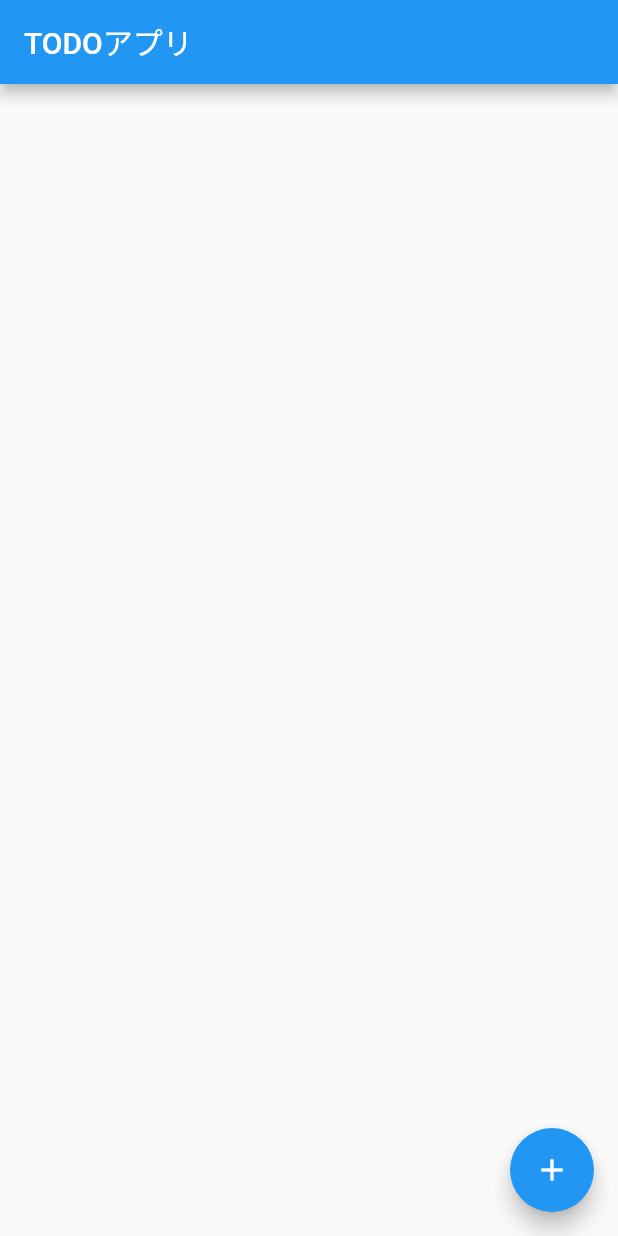
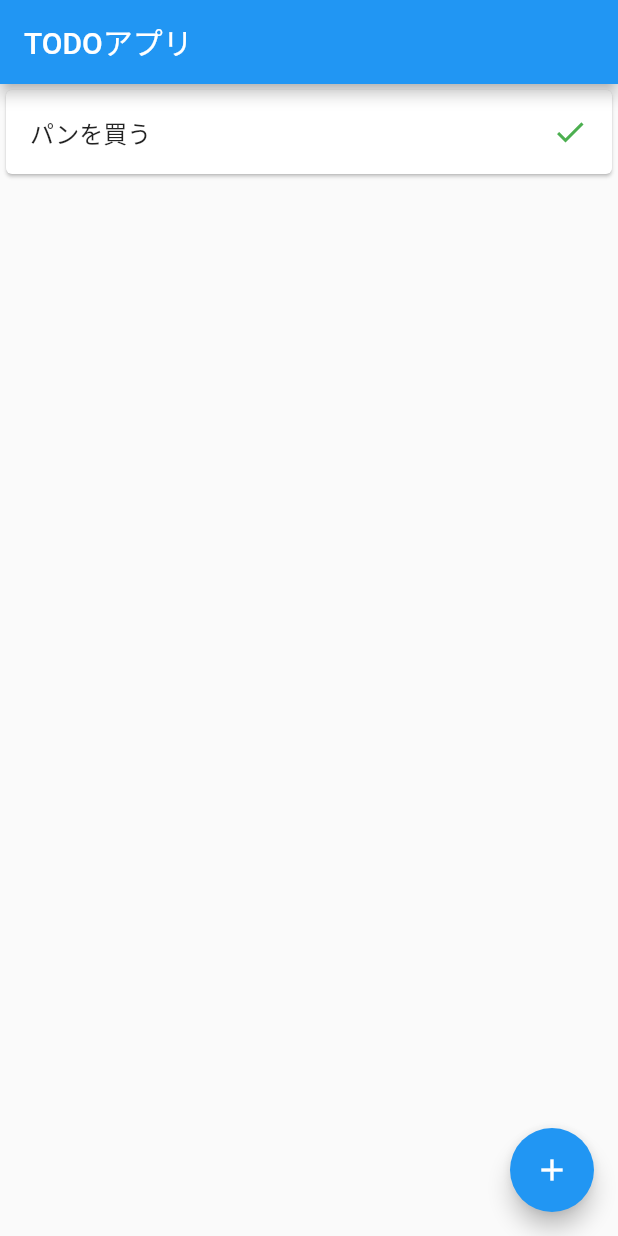
Before and after one commit to sa8a/book_flutter_introduction_development, a Flutter app: the screen it shows after launch, on a phone screen of 412 x 824 dp. Run offline on Flutter 3.47's test engine with Material 2 defaults, Android fonts, the phone set to English and light mode, and no system bars; our stand-ins replace cached_network_image, google_fonts; missing offline and left inert: dart:ffi.

Commit message:
P161: TODOのリストを表示

```diff
--- a/lib/views/pages/todos_list_page.dart
+++ b/lib/views/pages/todos_list_page.dart
@@ -11,13 +11,26 @@ class TodosListPage extends StatefulWidget {
 }
 
 class _TodosListPageState extends State<TodosListPage> {
+  final List<Todo> _todos = [const Todo(name: 'パンを買う')];
   @override
   Widget build(BuildContext context) {
     return Scaffold(
       appBar: AppBar(
         title: const Text('TODOアプリ'),
       ),
-      body: Container(),
+      body: ListView.builder(
+        itemBuilder: (BuildContext context, int index) {
+          final todo = _todos[index];
+          return Card(
+            child: ListTile(
+              title: Text(todo.name),
+              onTap: () {},
+              trailing: const Icon(Icons.done, color: Colors.green),
+            ),
+          );
+        },
+        itemCount: _todos.length,
+      ),
       floatingActionButton: FloatingActionButton(
         onPressed: () {},
         tooltip: 'Increment',
```
